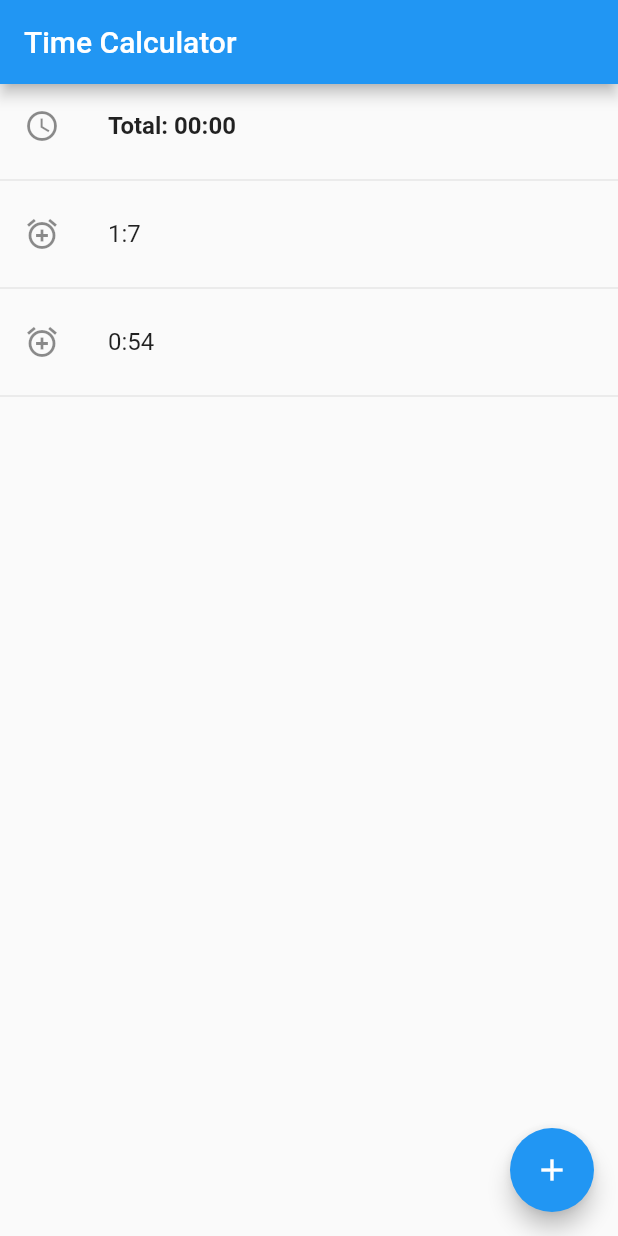
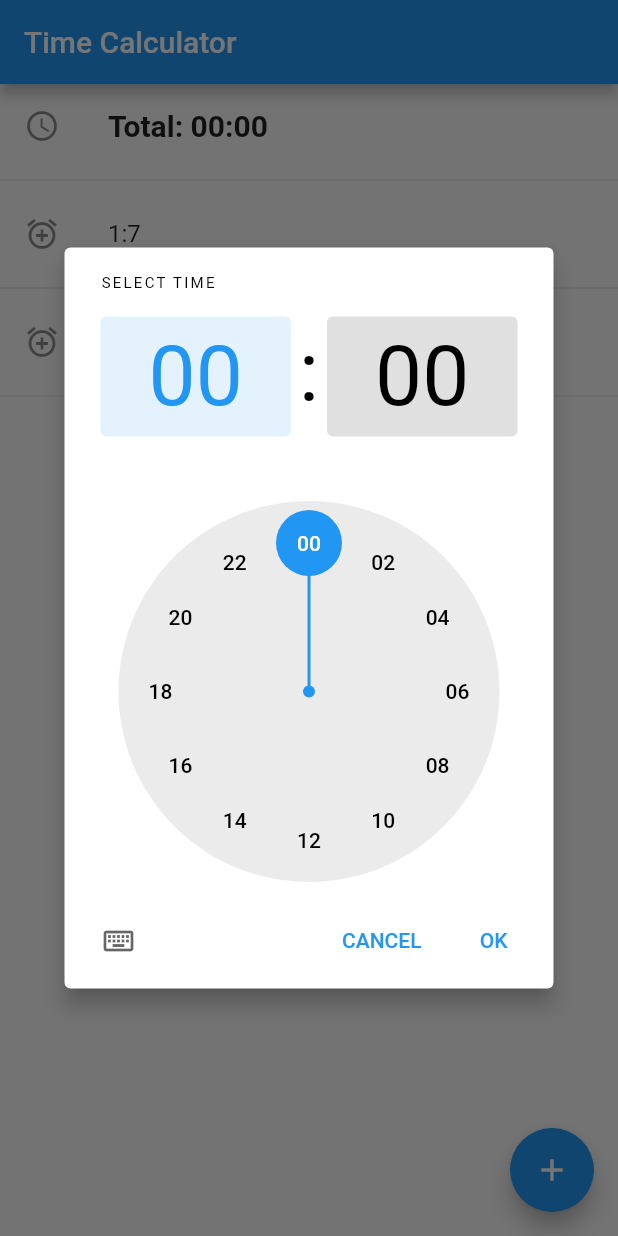
Before and after one commit to carloscasalar/time_calculator, a Flutter app: the screen it shows after launch, after a tap on the "add" icon, on a phone screen of 412 x 824 dp. Run offline on Flutter 3.47's test engine with Material 2 defaults, Android fonts, the phone set to English and light mode, and no system bars.

```diff
--- /dev/null
+++ b/lib/TimeDetail/TimeDetail.dart
@@ -0,0 +1,20 @@
+import 'package:flutter/material.dart';
+
+import 'TimeDetailItem.dart';
+class TimeDetail extends StatelessWidget{
+  @override
+  Widget build(BuildContext context) {
+    return new ListView(
+      shrinkWrap: true,
+      scrollDirection: Axis.vertical,
+      children: <Widget>[
+        new TimeDetailItem(1,7),
+        Divider(),
+        new TimeDetailItem(0,54),
+        Divider(),
+      ],
+
+    );
+  }
+
+}
--- /dev/null
+++ b/lib/TimeDetail/TimeDetailItem.dart
@@ -0,0 +1,16 @@
+import 'package:flutter/material.dart';
+
+class TimeDetailItem extends StatelessWidget {
+  final hours;
+  final minutes;
+
+  TimeDetailItem(this.hours, this.minutes);
+  @override
+  Widget build(BuildContext context) {
+    // TODO: implement build
+    return new ListTile(
+      leading: Icon(Icons.alarm_add),
+      title: new Text("${this.hours}:${this.minutes}"),
+    );
+  }
+}
--- /dev/null
+++ b/lib/TotalTime/TotalTime.dart
@@ -0,0 +1,19 @@
+import 'package:flutter/material.dart';
+
+class TotalTime extends StatelessWidget{
+  @override
+  Widget build(BuildContext context) {
+    return new ListTile(
+      leading: Icon(Icons.access_time),
+      title: new Container(
+        child: new Text(
+          'Total: 00:00',
+          style: new TextStyle(
+            fontWeight: FontWeight.bold,
+            fontSize: 20.0
+          ),
+        ),
+      ),
+    );
+  }
+}
--- a/lib/main.dart
+++ b/lib/main.dart
@@ -1,4 +1,7 @@
 import 'package:flutter/material.dart';
+
+import 'TimeDetail/TimeDetail.dart';
+import 'TotalTime/TotalTime.dart';
 
 void main() => runApp(MyApp());
 
@@ -26,7 +29,20 @@ class MainLayout extends StatelessWidget {
       body: new LayoutBody(),
       floatingActionButton: FloatingActionButton(
         onPressed: () {
-          print('Add new time detail');
+          showTimePicker(
+            context: context,
+            initialTime: TimeOfDay(hour: 0, minute: 0),
+            builder: (BuildContext context, Widget child) {
+              return MediaQuery(
+                data: MediaQuery.of(context).copyWith(
+                    alwaysUse24HourFormat: true),
+                child: child,
+              );
+            }).then<TimeOfDay>((TimeOfDay time) {
+            if (time != null) {
+              print('Time choosen ${time.format(context)}');
+            }
+          });
         },
         tooltip: 'Add new time detail',
         child: Icon(Icons.add),
@@ -50,55 +66,3 @@ class LayoutBody extends StatelessWidget {
     );
   }
 }
-
-class TotalTime extends StatelessWidget{
-  @override
-  Widget build(BuildContext context) {
-    // TODO: implement build
-    return new ListTile(
-      leading: Icon(Icons.access_time),
-      title: new Container(
-        child: new Text(
-          'Total: 00:00',
-          style: new TextStyle(
-            fontWeight: FontWeight.bold,
-          ),
-        ),
-      ),
-    );
-  }
-
-}
-
-class TimeDetail extends StatelessWidget{
-  @override
-  Widget build(BuildContext context) {
-    return new ListView(
-      shrinkWrap: true,
-      scrollDirection: Axis.vertical,
-      children: <Widget>[
-        new TimeDetailItem(1,7),
-        Divider(),
-        new TimeDetailItem(0,54),
-        Divider(),
-      ],
-
-    );
-  }
-
-}
-
-class TimeDetailItem extends StatelessWidget {
-  final hours;
-  final minutes;
-
-  TimeDetailItem(this.hours, this.minutes);
-  @override
-  Widget build(BuildContext context) {
-    // TODO: implement build
-    return new ListTile(
-      leading: Icon(Icons.alarm_add),
-      title: new Text("${this.hours}:${this.minutes}"),
-    );
-  }
-}
```
